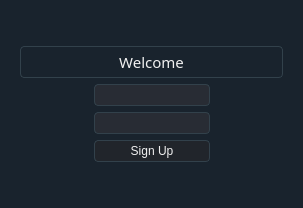
Old version of the form frontend_pc/src/app/login/signup_form.ui in the repository zhangzwwww/medlab.
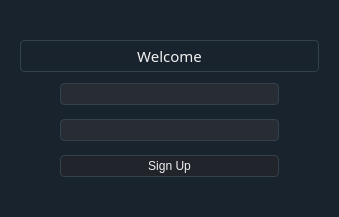
New version of the form.

Commit message: chore: change ui, delete forget password

The edit to the form file:
```diff
--- a/frontend_pc/src/app/login/signup_form.ui
+++ b/frontend_pc/src/app/login/signup_form.ui
@@ -9,8 +9,8 @@
    <rect>
     <x>0</x>
     <y>0</y>
-    <width>303</width>
-    <height>208</height>
+    <width>339</width>
+    <height>217</height>
    </rect>
   </property>
   <property name="sizePolicy">
@@ -33,6 +33,33 @@
 background-color: #19232D;
 }
 
+/* 文本编辑框 */
+QLineEdit {
+    background-color: #282C34;
+    padding-top: 2px;     /* This QLineEdit fix  103, 111 */
+    padding-bottom: 2px;  /* This QLineEdit fix  103, 111 */
+    padding-left: 4px;
+    padding-right: 4px;
+    border-style: solid;
+    border: 1px solid #32414B;
+    border-radius: 4px;
+    color: #F0F0F0;
+}
+
+QLineEdit:disabled {
+    background-color: #282C34;
+    color: #787878;
+}
+
+QLineEdit:hover{
+    border: 1px solid #148CD2;
+    color: #F0F0F0;
+}
+
+QLineEdit:selected{
+    background: #1464A0;
+    color: #32414B;
+}
 
 
 /* Button */
@@ -167,6 +194,9 @@
    <item>
     <widget class="QWidget" name="widget" native="true">
      <layout class="QGridLayout" name="gridLayout_2">
+      <property name="verticalSpacing">
+       <number>11</number>
+      </property>
       <item row="1" column="0">
        <widget class="QLabel" name="label">
         <property name="font">
@@ -185,11 +215,17 @@
       </item>
       <item row="2" column="0">
        <layout class="QGridLayout" name="gridLayout">
-        <item row="1" column="4">
-         <spacer name="horizontalSpacer_2">
+        <property name="verticalSpacing">
+         <number>14</number>
+        </property>
+        <item row="1" column="0">
+         <spacer name="horizontalSpacer">
           <property name="orientation">
            <enum>Qt::Horizontal</enum>
           </property>
+          <property name="sizeType">
+           <enum>QSizePolicy::Fixed</enum>
+          </property>
           <property name="sizeHint" stdset="0">
            <size>
             <width>40</width>
@@ -198,6 +234,9 @@
           </property>
          </spacer>
         </item>
+        <item row="0" column="1" colspan="2">
+         <widget class="QLineEdit" name="id_input"/>
+        </item>
         <item row="1" column="1" colspan="2">
          <widget class="QLineEdit" name="pwd_input">
           <property name="toolTip">
@@ -215,14 +254,14 @@
           </property>
          </widget>
         </item>
-        <item row="0" column="1" colspan="2">
-         <widget class="QLineEdit" name="id_input"/>
-        </item>
-        <item row="1" column="0">
-         <spacer name="horizontalSpacer">
+        <item row="1" column="4">
+         <spacer name="horizontalSpacer_2">
           <property name="orientation">
            <enum>Qt::Horizontal</enum>
           </property>
+          <property name="sizeType">
+           <enum>QSizePolicy::Fixed</enum>
+          </property>
           <property name="sizeHint" stdset="0">
            <size>
             <width>40</width>
```
The commit also changes 3 other files.
